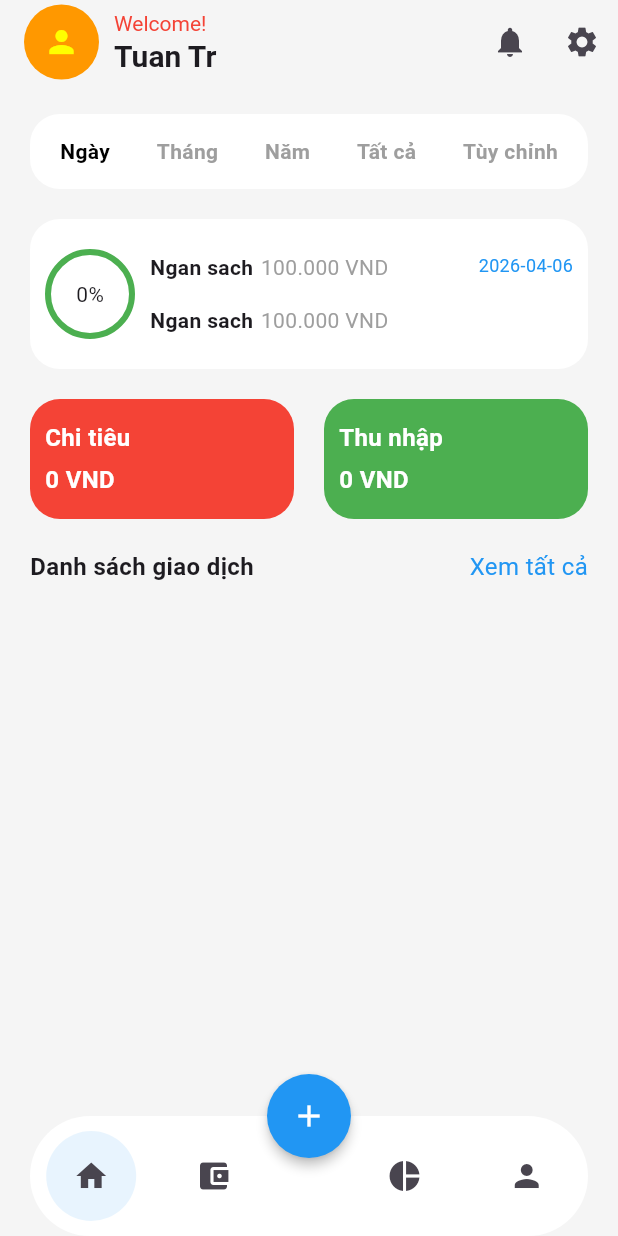
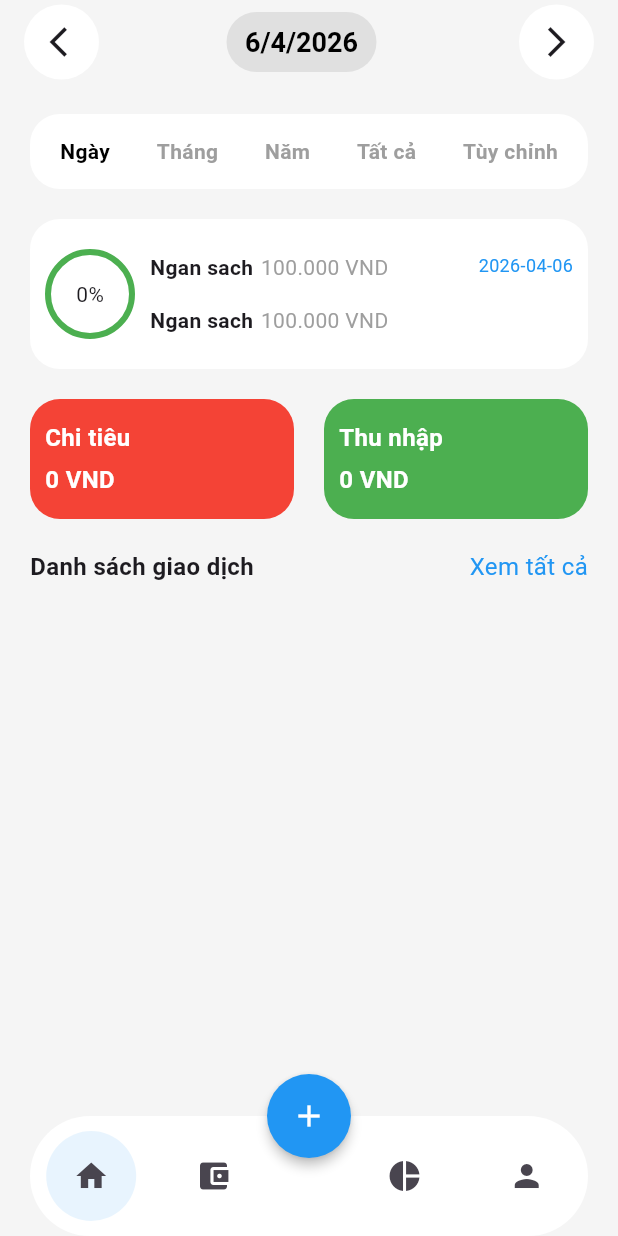
Before and after one commit to TuanTr999/expense_tracker_app, a Flutter app: the screen it shows after launch, on a phone screen of 412 x 824 dp. Run offline on Flutter 3.47's test engine with Material 3 defaults, Android fonts, the phone set to English and light mode, and no system bars.

Commit message:
feat: add CustomAppBar with day/month/year navigation and reset button

```diff
--- /dev/null
+++ b/lib/core/utils/current_date.dart
@@ -0,0 +1,35 @@
+DateTime currentDate(int index){
+  final now = DateTime.now();
+
+  switch (index) {
+    case 0: // Today
+      return DateTime(now.year, now.month, now.day);
+
+    case 1: // Month
+      return DateTime(now.year, now.month);
+
+    case 2: // Year
+      return DateTime(now.year);
+
+    default:
+      return DateTime(0);
+  }
+}
+String currentDateString(int index, DateTime date){
+  switch (index) {
+    case 0: // Today
+      return "${date.day}/${date.month}/${date.year}";
+
+    case 1: // Month
+      return "${date.month}/${date.year}";
+
+    case 2: // Year
+      return "${date.year}";
+
+    case 3:
+      return "Tất cả";
+
+    default:
+      return 'Tuỳ chỉnh';
+  }
+}
--- a/lib/screens/home/home_tab.dart
+++ b/lib/screens/home/home_tab.dart
@@ -42,7 +42,7 @@ class _HomeTabState extends State<HomeTab> {
   Widget build(BuildContext context) {
     return Scaffold(
       backgroundColor: Color(0xFFF5F5F5),
-      appBar: CustomAppBar(),
+      appBar: CustomAppBar(selected: selected,),
       body: Padding(
         padding: EdgeInsets.all(20),
         child: Column(
--- a/lib/widgets/app_bar/custom_app_bar.dart
+++ b/lib/widgets/app_bar/custom_app_bar.dart
@@ -1,47 +1,175 @@
+import 'package:expense_tracker_app/core/utils/current_date.dart';
 import 'package:flutter/material.dart';
 
-class CustomAppBar extends StatelessWidget implements PreferredSizeWidget {
-  const CustomAppBar({super.key});
+class CustomAppBar extends StatefulWidget implements PreferredSizeWidget {
+  CustomAppBar({super.key, required this.selected});
+
+  final int selected;
+
+  @override
+  State<CustomAppBar> createState() => _CustomAppBarState();
+
+  @override
+  // TODO: implement preferredSize
+  Size get preferredSize => const Size.fromHeight(kToolbarHeight);
+}
+
+class _CustomAppBarState extends State<CustomAppBar> {
+  DateTime currentDate = DateTime.now();
+
+  int currentOffset = 0;
 
   @override
   Widget build(BuildContext context) {
     return AppBar(
       backgroundColor: Color(0xFFF5F5F5),
       title: Row(
+        mainAxisAlignment: (widget.selected != 3 && widget.selected != 4)
+            ? MainAxisAlignment.spaceBetween
+            : MainAxisAlignment.center,
         children: [
-          Container(
-            width: 50,
-            height: 50,
-            decoration: BoxDecoration(
-              color: Colors.orange,
-              shape: BoxShape.circle,
+          if (widget.selected != 3 && widget.selected != 4)
+            Material(
+              color: Colors.white,
+              shape: CircleBorder(),
+              child: InkWell(
+                onTap: () {
+                  setState(() {
+                    currentOffset = 1;
+                  });
+                  switch (widget.selected) {
+                    case 0:
+                      setState(() {
+                        currentDate = currentDate.subtract(Duration(days: 1));
+                        currentOffset = 1;
+                      });
+                      break;
+                    case 1:
+                      setState(() {
+                        currentDate = DateTime(
+                          currentDate.year,
+                          currentDate.month - 1,
+                          currentDate.day,
+                        );
+                        currentOffset = 1;
+                      });
+                      break;
+                    case 2:
+                      setState(() {
+                        currentDate = DateTime(
+                          currentDate.year - 1,
+                          currentDate.month,
+                          currentDate.day,
+                        );
+                        currentOffset = 1;
+                      });
+                      break;
+                  }
+                },
+                customBorder: CircleBorder(),
+                child: SizedBox(
+                  width: 50,
+                  height: 50,
+                  child: Padding(
+                    padding: EdgeInsets.only(left: 8),
+                    child: Icon(Icons.arrow_back_ios),
+                  ),
+                ),
+              ),
             ),
-            child: Icon(Icons.person, color: Colors.yellowAccent),
+          Padding(
+            padding: (currentOffset == 0)
+                ? EdgeInsets.zero
+                : EdgeInsets.only(left: 50),
+            child: Container(
+              width: 100,
+              height: 40,
+              decoration: BoxDecoration(
+                color: Colors.grey.shade300,
+                borderRadius: BorderRadius.circular(20),
+              ),
+
+              child: Center(
+                child: Text(
+                  currentDateString(widget.selected, currentDate),
+                  style: TextStyle(
+                    color: Colors.black,
+                    fontSize: 18,
+                    fontWeight: FontWeight.bold,
+                  ),
+                ),
+              ),
+            ),
           ),
-          SizedBox(width: 10),
-          Column(
-            crossAxisAlignment: CrossAxisAlignment.start,
+          Row(
             children: [
-              Text(
-                'Welcome!',
-                style: TextStyle(fontSize: 14, color: Colors.red),
-              ),
-              Text(
-                'Tuan Tr',
-                style: TextStyle(fontWeight: FontWeight.bold, fontSize: 20),
-              ),
+              if (currentOffset != 0)
+                Material(
+                  color: Colors.white,
+                  shape: CircleBorder(),
+                  child: InkWell(
+                    onTap: () {
+                      setState(() {
+                        currentOffset = 0;
+                        currentDate = DateTime.now();
+                      });
+                    },
+                    customBorder: CircleBorder(),
+                    child: SizedBox(
+                      width: 50,
+                      height: 50,
+                      child: Icon(Icons.refresh),
+                    ),
+                  ),
+                ),
+              SizedBox(width: 10),
+              if (widget.selected != 3 && widget.selected != 4)
+                Material(
+                  color: Colors.white,
+                  shape: CircleBorder(),
+                  child: InkWell(
+                    onTap: () {
+                      switch (widget.selected) {
+                        case 0:
+                          setState(() {
+                            currentDate = currentDate.add(Duration(days: 1));
+                            currentOffset = 1;
+                          });
+                          break;
+                        case 1:
+                          setState(() {
+                            currentDate = DateTime(
+                              currentDate.year,
+                              currentDate.month + 1,
+                              currentDate.day,
+                            );
+                            currentOffset = 1;
+                          });
+                          break;
+                        case 2:
+                          setState(() {
+                            currentDate = DateTime(
+                              currentDate.year + 1,
+                              currentDate.month,
+                              currentDate.day,
+                            );
+                            currentOffset = 1;
+                          });
+                          break;
+                      }
+                    },
+                    customBorder: CircleBorder(),
+                    child: SizedBox(
+                      width: 50,
+                      height: 50,
+                      child: Center(child: Icon(Icons.arrow_forward_ios)),
+                    ),
+                  ),
+                ),
             ],
           ),
         ],
       ),
-      actions: [
-        IconButton(onPressed: () {}, icon: Icon(Icons.notifications)),
-        IconButton(onPressed: () {}, icon: Icon(Icons.settings)),
-      ],
     );
   }
-
-  @override
-  // TODO: implement preferredSize
-  Size get preferredSize => const Size.fromHeight(kToolbarHeight);
 }
```
Also changed, not shown: lib/widgets/app_bar/custom_app_bar1.dart (added, +47 -0 lines).
